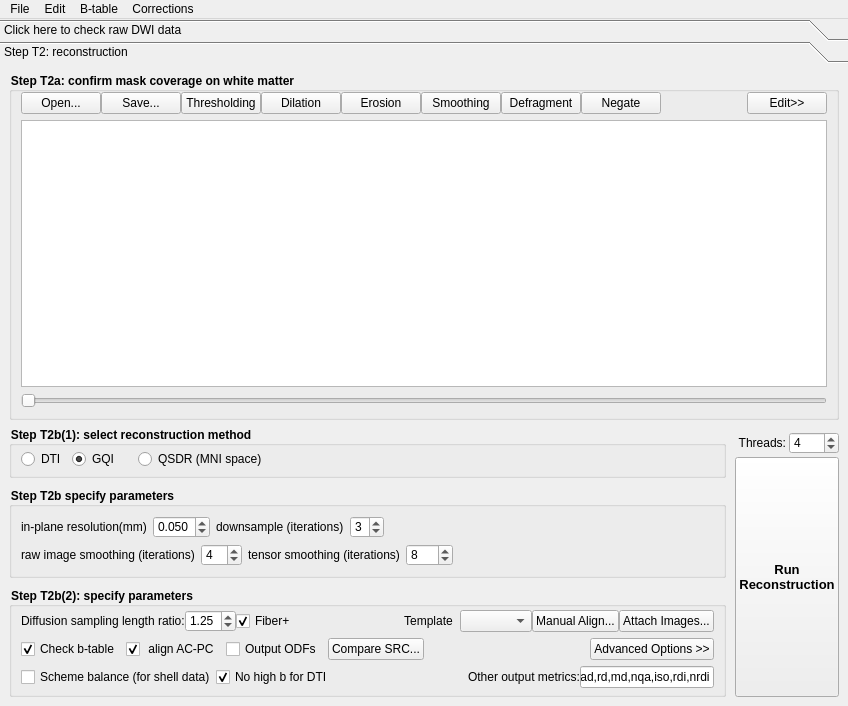
Above: reconstruction/reconstruction_window.ui from frankyeh/DSI-Studio before the change. Below: the same form after it.
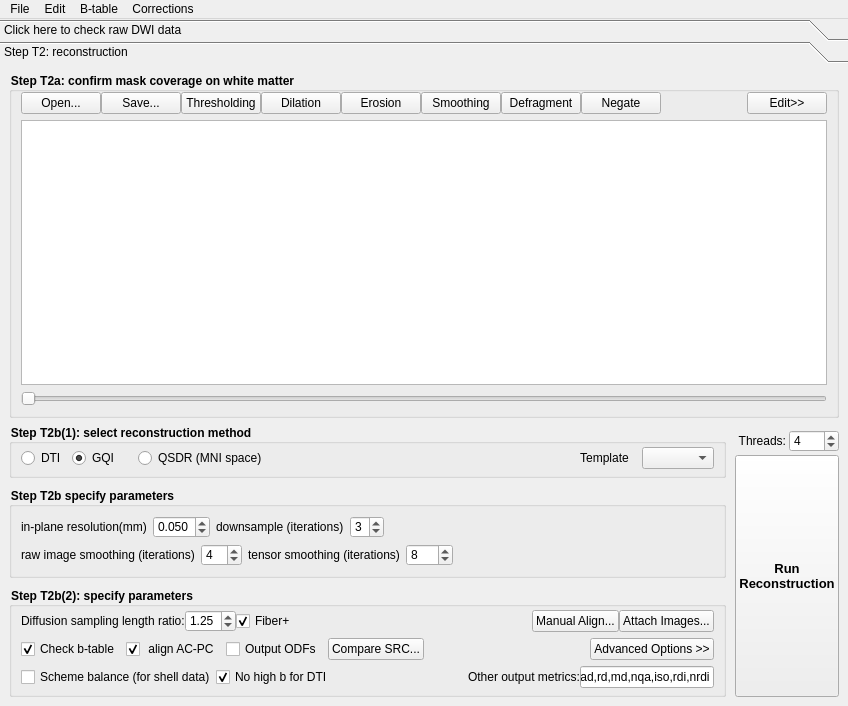
That is the form after the change. The open tabs and pages were chosen to show the change. Icons and pictures are not drawn.

Commit message: [rec] update ac-pc alignment code

```diff
--- a/reconstruction/reconstruction_window.ui
+++ b/reconstruction/reconstruction_window.ui
@@ -633,6 +633,16 @@
                    </property>
                   </spacer>
                  </item>
+                 <item>
+                  <widget class="QLabel" name="label_15">
+                   <property name="text">
+                    <string> Template  </string>
+                   </property>
+                  </widget>
+                 </item>
+                 <item>
+                  <widget class="QComboBox" name="primary_template"/>
+                 </item>
                 </layout>
                </item>
               </layout>
@@ -895,16 +905,6 @@
                          <property name="spacing">
                           <number>0</number>
                          </property>
-                         <item alignment="Qt::AlignRight">
-                          <widget class="QLabel" name="label_15">
-                           <property name="text">
-                            <string> Template  </string>
-                           </property>
-                          </widget>
-                         </item>
-                         <item>
-                          <widget class="QComboBox" name="primary_template"/>
-                         </item>
                          <item>
                           <widget class="QPushButton" name="qsdr_manual">
                            <property name="text">
```
Left out of the diff: 15 changed lines with no effect on the pictures. The commit also changes 10 other files.
